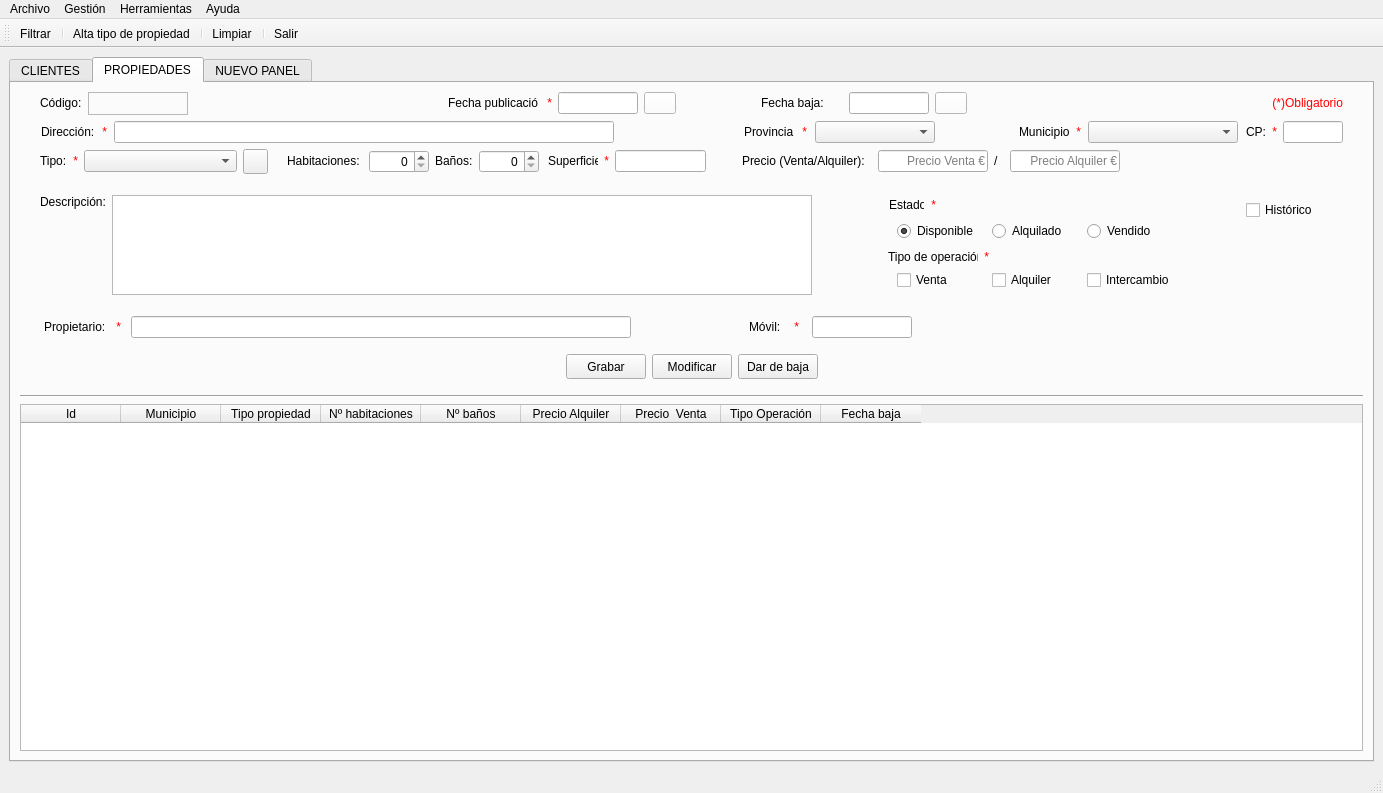
Old version of the form templates/venPrincipal.ui in the repository yelkov/ProyectoDI.
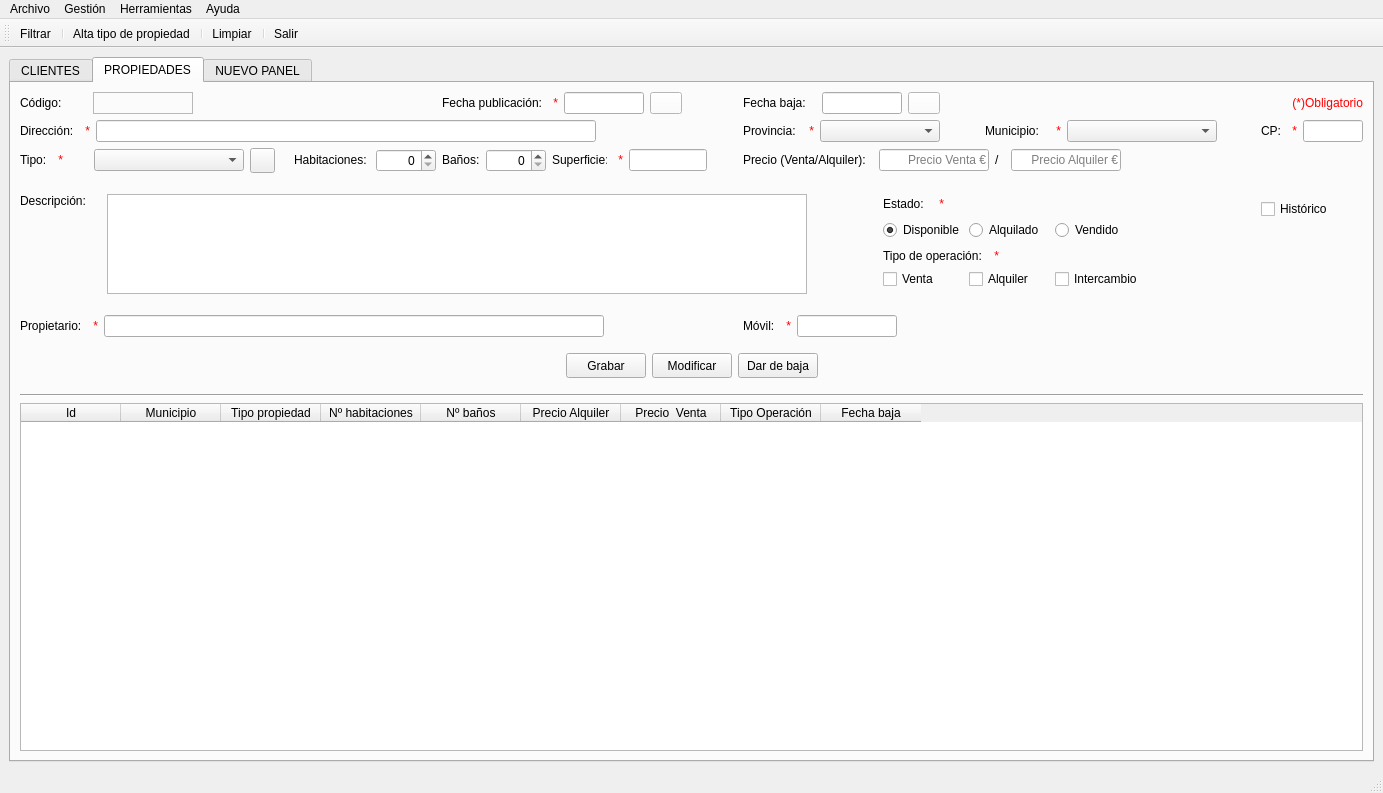
New version of the form. The open tabs and pages were chosen to show the change. Icons and pictures are not drawn.

```diff
--- a/templates/venPrincipal.ui
+++ b/templates/venPrincipal.ui
@@ -48,7 +48,7 @@
       <property name="minimumSize">
        <size>
         <width>1350</width>
-        <height>630</height>
+        <height>700</height>
        </size>
       </property>
       <property name="currentIndex">
@@ -1402,7 +1402,7 @@
                 </property>
                 <property name="minimumSize">
                  <size>
-                  <width>5</width>
+                  <width>10</width>
                   <height>0</height>
                  </size>
                 </property>
@@ -1514,13 +1514,13 @@
                 </property>
                 <property name="minimumSize">
                  <size>
-                  <width>5</width>
+                  <width>10</width>
                   <height>0</height>
                  </size>
                 </property>
                 <property name="maximumSize">
                  <size>
-                  <width>5</width>
+                  <width>10</width>
                   <height>16777215</height>
                  </size>
                 </property>
@@ -1596,7 +1596,7 @@
                  <enum>Qt::Horizontal</enum>
                 </property>
                 <property name="sizeType">
-                 <enum>QSizePolicy::Fixed</enum>
+                 <enum>QSizePolicy::Expanding</enum>
                 </property>
                 <property name="sizeHint" stdset="0">
                  <size>
@@ -1610,22 +1610,6 @@
             </item>
             <item row="1" column="5">
              <layout class="QHBoxLayout" name="horizontalLayout_9">
-              <item>
-               <spacer name="horizontalSpacer_26">
-                <property name="orientation">
-                 <enum>Qt::Horizontal</enum>
-                </property>
-                <property name="sizeType">
-                 <enum>QSizePolicy::Fixed</enum>
-                </property>
-                <property name="sizeHint" stdset="0">
-                 <size>
-                  <width>13</width>
-                  <height>20</height>
-                 </size>
-                </property>
-               </spacer>
-              </item>
               <item>
                <widget class="QLabel" name="lblMuniprov">
                 <property name="sizePolicy">
@@ -1636,13 +1620,13 @@
                 </property>
                 <property name="minimumSize">
                  <size>
-                  <width>50</width>
+                  <width>60</width>
                   <height>0</height>
                  </size>
                 </property>
                 <property name="maximumSize">
                  <size>
-                  <width>50</width>
+                  <width>55</width>
                   <height>16777215</height>
                  </size>
                 </property>
@@ -1661,7 +1645,7 @@
                 </property>
                 <property name="minimumSize">
                  <size>
-                  <width>5</width>
+                  <width>10</width>
                   <height>0</height>
                  </size>
                 </property>
@@ -1737,6 +1721,22 @@
                 </property>
                </widget>
               </item>
+              <item>
+               <spacer name="horizontalSpacer_36">
+                <property name="orientation">
+                 <enum>Qt::Horizontal</enum>
+                </property>
+                <property name="sizeType">
+                 <enum>QSizePolicy::Expanding</enum>
+                </property>
+                <property name="sizeHint" stdset="0">
+                 <size>
+                  <width>60</width>
+                  <height>20</height>
+                 </size>
+                </property>
+               </spacer>
+              </item>
              </layout>
             </item>
             <item row="1" column="4">
@@ -1751,13 +1751,13 @@
                 </property>
                 <property name="minimumSize">
                  <size>
-                  <width>50</width>
+                  <width>55</width>
                   <height>0</height>
                  </size>
                 </property>
                 <property name="maximumSize">
                  <size>
-                  <width>50</width>
+                  <width>55</width>
                   <height>16777215</height>
                  </size>
                 </property>
@@ -1776,13 +1776,13 @@
                 </property>
                 <property name="minimumSize">
                  <size>
-                  <width>5</width>
+                  <width>10</width>
                   <height>0</height>
                  </size>
                 </property>
                 <property name="maximumSize">
                  <size>
-                  <width>5</width>
+                  <width>10</width>
                   <height>16777215</height>
                  </size>
                 </property>
@@ -1858,7 +1858,7 @@
                  <enum>Qt::Horizontal</enum>
                 </property>
                 <property name="sizeType">
-                 <enum>QSizePolicy::Fixed</enum>
+                 <enum>QSizePolicy::Expanding</enum>
                 </property>
                 <property name="sizeHint" stdset="0">
                  <size>
@@ -1895,7 +1895,7 @@
                 </property>
                 <property name="minimumSize">
                  <size>
-                  <width>5</width>
+                  <width>10</width>
                   <height>0</height>
                  </size>
                 </property>
@@ -1977,7 +1977,7 @@
                  <enum>Qt::Horizontal</enum>
                 </property>
                 <property name="sizeType">
-                 <enum>QSizePolicy::Fixed</enum>
+                 <enum>QSizePolicy::Expanding</enum>
                 </property>
                 <property name="sizeHint" stdset="0">
                  <size>
@@ -2014,7 +2014,7 @@
                 </property>
                 <property name="minimumSize">
                  <size>
-                  <width>5</width>
+                  <width>10</width>
                   <height>0</height>
                  </size>
                 </property>
@@ -2096,7 +2096,7 @@
                  <enum>Qt::Horizontal</enum>
                 </property>
                 <property name="sizeType">
-                 <enum>QSizePolicy::Fixed</enum>
+                 <enum>QSizePolicy::Expanding</enum>
                 </property>
                 <property name="sizeHint" stdset="0">
                  <size>
@@ -2133,13 +2133,13 @@
                 </property>
                 <property name="minimumSize">
                  <size>
-                  <width>5</width>
+                  <width>10</width>
                   <height>0</height>
                  </size>
                 </property>
                 <property name="maximumSize">
                  <size>
-                  <width>5</width>
+                  <width>10</width>
                   <height>16777215</height>
                  </size>
                 </property>
@@ -2193,6 +2193,22 @@
                 </property>
                </widget>
               </item>
+              <item>
+               <spacer name="horizontalSpacer_40">
+                <property name="orientation">
+                 <enum>Qt::Horizontal</enum>
+                </property>
+                <property name="sizeType">
+                 <enum>QSizePolicy::Fixed</enum>
+                </property>
+                <property name="sizeHint" stdset="0">
+                 <size>
+                  <width>25</width>
+                  <height>0</height>
+                 </size>
+                </property>
+               </spacer>
+              </item>
               <item>
                <widget class="QComboBox" name="cmbTipoprop">
                 <property name="minimumSize">
@@ -2258,13 +2274,13 @@
                 </property>
                 <property name="minimumSize">
                  <size>
-                  <width>50</width>
+                  <width>55</width>
                   <height>0</height>
                  </size>
                 </property>
                 <property name="maximumSize">
                  <size>
-                  <width>50</width>
+                  <width>55</width>
                   <height>16777215</height>
                  </size>
                 </property>
@@ -2283,13 +2299,13 @@
                 </property>
                 <property name="minimumSize">
                  <size>
-                  <width>5</width>
+                  <width>10</width>
                   <height>0</height>
                  </size>
                 </property>
                 <property name="maximumSize">
                  <size>
-                  <width>5</width>
+                  <width>10</width>
                   <height>16777215</height>
                  </size>
                 </property>
@@ -2467,7 +2483,7 @@
                  <enum>Qt::Horizontal</enum>
                 </property>
                 <property name="sizeType">
-                 <enum>QSizePolicy::Fixed</enum>
+                 <enum>QSizePolicy::Expanding</enum>
                 </property>
                 <property name="sizeHint" stdset="0">
                  <size>
@@ -2622,6 +2638,22 @@
                 </property>
                </widget>
               </item>
+              <item>
+               <spacer name="horizontalSpacer_17">
+                <property name="orientation">
+                 <enum>Qt::Horizontal</enum>
+                </property>
+                <property name="sizeType">
+                 <enum>QSizePolicy::Fixed</enum>
+                </property>
+                <property name="sizeHint" stdset="0">
+                 <size>
+                  <width>10</width>
+                  <height>0</height>
+                 </size>
+                </property>
+               </spacer>
+              </item>
               <item>
                <layout class="QHBoxLayout" name="horizontalLayout_4">
                 <item>
@@ -2687,7 +2719,7 @@
                    <enum>Qt::Horizontal</enum>
                   </property>
                   <property name="sizeType">
-                   <enum>QSizePolicy::Fixed</enum>
+                   <enum>QSizePolicy::Expanding</enum>
                   </property>
                   <property name="sizeHint" stdset="0">
                    <size>
@@ -2716,6 +2748,22 @@
                 </property>
                </widget>
               </item>
+              <item>
+               <spacer name="horizontalSpacer_39">
+                <property name="orientation">
+                 <enum>Qt::Horizontal</enum>
+                </property>
+                <property name="sizeType">
+                 <enum>QSizePolicy::Fixed</enum>
+                </property>
+                <property name="sizeHint" stdset="0">
+                 <size>
+                  <width>25</width>
+                  <height>0</height>
+                 </size>
+                </property>
+               </spacer>
+              </item>
               <item>
                <widget class="QLabel" name="lblProp">
                 <property name="minimumSize">
@@ -2824,7 +2872,7 @@
              <layout class="QHBoxLayout" name="horizontalLayout_23">
               <item>
                <layout class="QGridLayout" name="gridLayout_6">
-                <item row="0" column="1">
+                <item row="0" column="2">
                  <widget class="QTextEdit" name="areatxtDescriprop">
                   <property name="sizePolicy">
                    <sizepolicy hsizetype="Fixed" vsizetype="Expanding">
@@ -2874,7 +2922,7 @@
                   </property>
                  </widget>
                 </item>
-                <item row="0" column="2">
+                <item row="0" column="3">
                  <spacer name="horizontalSpacer_18">
                   <property name="orientation">
                    <enum>Qt::Horizontal</enum>
@@ -2890,6 +2938,22 @@
                   </property>
                  </spacer>
                 </item>
+                <item row="0" column="1">
+                 <spacer name="horizontalSpacer_38">
+                  <property name="orientation">
+                   <enum>Qt::Horizontal</enum>
+                  </property>
+                  <property name="sizeType">
+                   <enum>QSizePolicy::Fixed</enum>
+                  </property>
+                  <property name="sizeHint" stdset="0">
+                   <size>
+                    <width>15</width>
+                    <height>0</height>
+                   </size>
+                  </property>
+                 </spacer>
+                </item>
                </layout>
               </item>
               <item>
@@ -2922,7 +2986,7 @@
                     </property>
                     <property name="minimumSize">
                      <size>
-                      <width>35</width>
+                      <width>45</width>
                       <height>0</height>
                      </size>
                     </property>
@@ -2947,7 +3011,7 @@
                     </property>
                     <property name="minimumSize">
                      <size>
-                      <width>5</width>
+                      <width>10</width>
                       <height>0</height>
                      </size>
                     </property>
@@ -3013,7 +3077,7 @@
                      <enum>Qt::Horizontal</enum>
                     </property>
                     <property name="sizeType">
-                     <enum>QSizePolicy::Fixed</enum>
+                     <enum>QSizePolicy::Expanding</enum>
                     </property>
                     <property name="sizeHint" stdset="0">
                      <size>
@@ -3101,7 +3165,7 @@
                        <enum>Qt::Horizontal</enum>
                       </property>
                       <property name="sizeType">
-                       <enum>QSizePolicy::Fixed</enum>
+                       <enum>QSizePolicy::Expanding</enum>
                       </property>
                       <property name="sizeHint" stdset="0">
                        <size>
@@ -3129,7 +3193,7 @@
                       </property>
                       <property name="minimumSize">
                        <size>
-                        <width>90</width>
+                        <width>100</width>
                         <height>0</height>
                        </size>
                       </property>
@@ -3154,7 +3218,7 @@
                       </property>
                       <property name="minimumSize">
                        <size>
-                        <width>5</width>
+                        <width>10</width>
                         <height>0</height>
                        </size>
                       </property>
@@ -3220,7 +3284,7 @@
                        <enum>Qt::Horizontal</enum>
                       </property>
                       <property name="sizeType">
-                       <enum>QSizePolicy::Fixed</enum>
+                       <enum>QSizePolicy::Expanding</enum>
                       </property>
                       <property name="sizeHint" stdset="0">
                        <size>
@@ -3297,7 +3361,7 @@
                        <enum>Qt::Horizontal</enum>
                       </property>
                       <property name="sizeType">
-                       <enum>QSizePolicy::Fixed</enum>
+                       <enum>QSizePolicy::Expanding</enum>
                       </property>
                       <property name="sizeHint" stdset="0">
                        <size>
@@ -3317,22 +3381,6 @@
             </item>
             <item row="0" column="2" colspan="2">
              <layout class="QHBoxLayout" name="horizontalLayout_20">
-              <item>
-               <spacer name="horizontalSpacer_17">
-                <property name="orientation">
-                 <enum>Qt::Horizontal</enum>
-                </property>
-                <property name="sizeType">
-                 <enum>QSizePolicy::Fixed</enum>
-                </property>
-                <property name="sizeHint" stdset="0">
-                 <size>
-                  <width>13</width>
-                  <height>23</height>
-                 </size>
-                </property>
-               </spacer>
-              </item>
               <item>
                <widget class="QLabel" name="lblAltaprop">
                 <property name="sizePolicy">
@@ -3343,13 +3391,13 @@
                 </property>
                 <property name="minimumSize">
                  <size>
-                  <width>90</width>
+                  <width>100</width>
                   <height>0</height>
                  </size>
                 </property>
                 <property name="maximumSize">
                  <size>
-                  <width>90</width>
+                  <width>100</width>
                   <height>16777215</height>
                  </size>
                 </property>
@@ -3368,13 +3416,13 @@
                 </property>
                 <property name="minimumSize">
                  <size>
-                  <width>5</width>
+                  <width>10</width>
                   <height>0</height>
                  </size>
                 </property>
                 <property name="maximumSize">
                  <size>
-                  <width>17</width>
+                  <width>10</width>
                   <height>16777215</height>
                  </size>
                 </property>
@@ -3495,7 +3543,7 @@
                  <enum>Qt::Horizontal</enum>
                 </property>
                 <property name="sizeType">
-                 <enum>QSizePolicy::Fixed</enum>
+                 <enum>QSizePolicy::Expanding</enum>
                 </property>
                 <property name="sizeHint" stdset="0">
                  <size>
```
Left out of the diff: 51 changed lines with no effect on the pictures.
